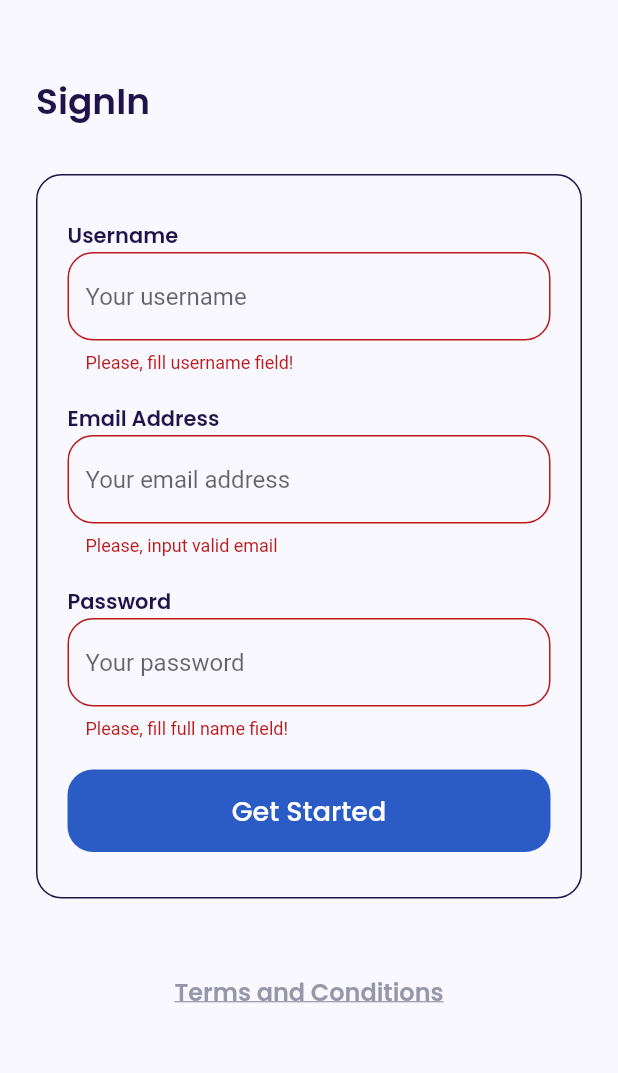
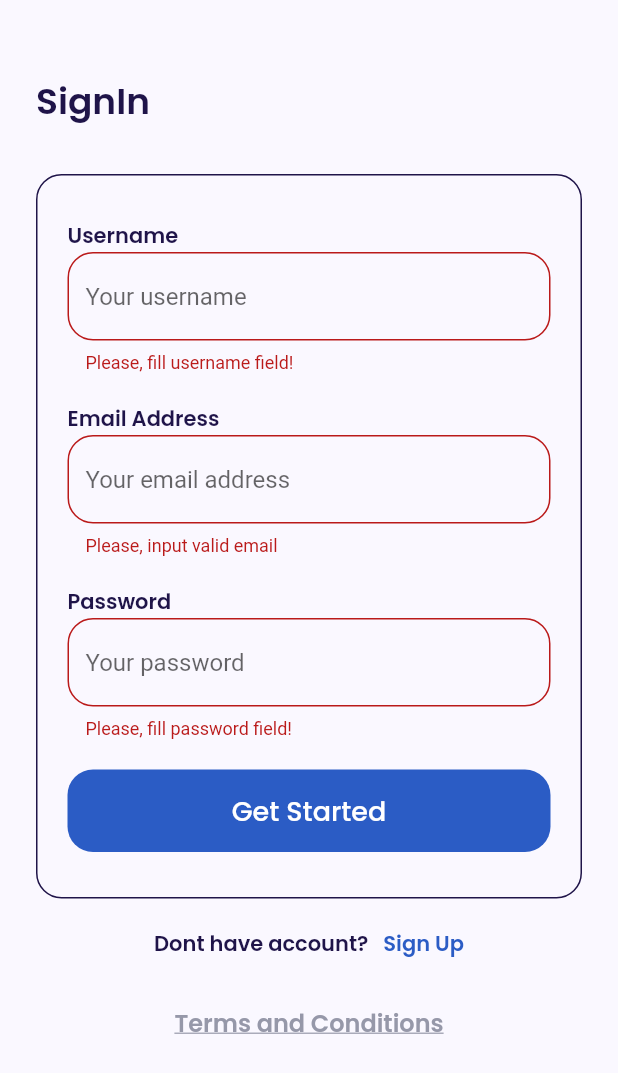
Before and after one commit to iqbalgany/aplikasi_penyewaan_kendaraan_motor, a Flutter app: the screen it shows after launch, after a tap on "Get Started", on a phone screen of 412 x 824 dp. Shown: the top 1073 px of the screen. Run offline on Flutter 3.47's test engine with Material 2 defaults, Android fonts, the phone set to English and light mode, and no system bars; our stand-ins replace currency_text_input_formatter, dio, google_fonts; missing offline and left inert: colorful_safe_area.

Commit message:
update development

```diff
--- a/aplikasi_penyewaan_motor/lib/controllers/sign_in_controller.dart
+++ b/aplikasi_penyewaan_motor/lib/controllers/sign_in_controller.dart
@@ -7,6 +7,7 @@ import 'package:flutter/material.dart';
 
 class SignInController extends ChangeNotifier {
   GlobalKey<FormState> formKey = GlobalKey<FormState>();
+
   TextEditingController usernameController = TextEditingController();
   TextEditingController emailController = TextEditingController();
   TextEditingController passwordController = TextEditingController();
--- a/aplikasi_penyewaan_motor/lib/models/sign_in_model.dart
+++ b/aplikasi_penyewaan_motor/lib/models/sign_in_model.dart
@@ -1,10 +1,3 @@
-import 'dart:convert';
-
-SignInModel signInModelFromJson(String str) =>
-    SignInModel.fromJson(json.decode(str));
-
-String signInModelToJson(SignInModel data) => json.encode(data.toJson());
-
 class SignInModel {
   String? email;
   String? password;
--- a/aplikasi_penyewaan_motor/lib/services/recommendation.dart
+++ b/aplikasi_penyewaan_motor/lib/services/recommendation.dart
@@ -9,6 +9,7 @@ class RecommendationService {
   Future<GptData> getRecommendation({
     required String promptData,
   }) async {
+    /// Membuat objek
     late GptData gptData = GptData(
       warning: '',
       id: "",
--- a/aplikasi_penyewaan_motor/lib/utils/constant.dart
+++ b/aplikasi_penyewaan_motor/lib/utils/constant.dart
@@ -4,6 +4,8 @@ class Urls {
   static const String baseUrl = "https://reqres.in/api/";
 
   static const String login = "login";
+
+  static const String signUp = 'register';
 }
 
 String apiKey = Env.apiKey;
--- a/aplikasi_penyewaan_motor/lib/views/screens/sign_in_screen.dart
+++ b/aplikasi_penyewaan_motor/lib/views/screens/sign_in_screen.dart
@@ -201,7 +201,7 @@ class _LoginScreenState extends State<LoginScreen> {
                             ),
                             validator: (String? value) {
                               if (value!.isEmpty) {
-                                return 'Please, fill full name field!';
+                                return 'Please, fill password field!';
                               } else {
                                 return null;
                               }
@@ -253,10 +253,35 @@ class _LoginScreenState extends State<LoginScreen> {
               ),
             ),
 
+            /// Signup Button
+            Container(
+              margin: EdgeInsets.only(
+                top: 20,
+              ),
+              child: Row(
+                mainAxisAlignment: MainAxisAlignment.center,
+                children: [
+                  Text(
+                    'Dont have account?',
+                    style: blackTextStyle.copyWith(
+                      fontWeight: semiBold,
+                    ),
+                  ),
+                  SizedBox(width: 10),
+                  Text(
+                    'Sign Up',
+                    style: blueTextStyle.copyWith(
+                      fontWeight: semiBold,
+                    ),
+                  ),
+                ],
+              ),
+            ),
+
             /// Terms and Conditions
             Padding(
               padding: const EdgeInsets.only(
-                top: 50,
+                top: 30,
                 bottom: 75,
               ),
               child: Container(
```
